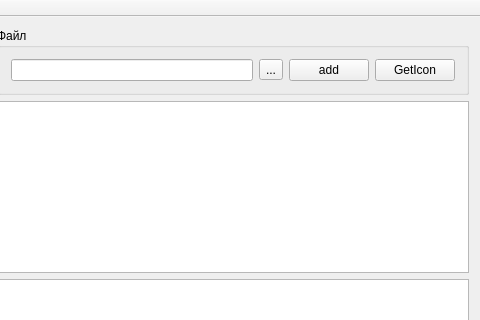
This is logwidgetmainwindow.ui in KurlesHS/LogWidget as Qt 5 draws it before an edit; both pictures show x 493 to 973 and y 0 to 320 of the 973 by 485 pixel window. The edited form follows.
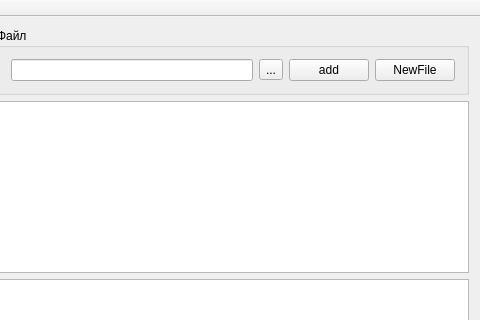
This is the edited form. Icons and pictures are not drawn.

```diff
--- a/logwidgetmainwindow.ui
+++ b/logwidgetmainwindow.ui
@@ -62,7 +62,11 @@
          <item>
           <widget class="QPushButton" name="pushButton_2">
            <property name="text">
-            <string>GetIcon</string>
+            <string>NewFile</string>
+           </property>
+           <property name="icon">
+            <iconset>
+             <normaloff>C:/Documents and Settings/zaharchenkov/coffee.jpg</normaloff>C:/Documents and Settings/zaharchenkov/coffee.jpg</iconset>
            </property>
           </widget>
          </item>
```
Left out of the diff: 2 changed lines with no effect on the pictures.
